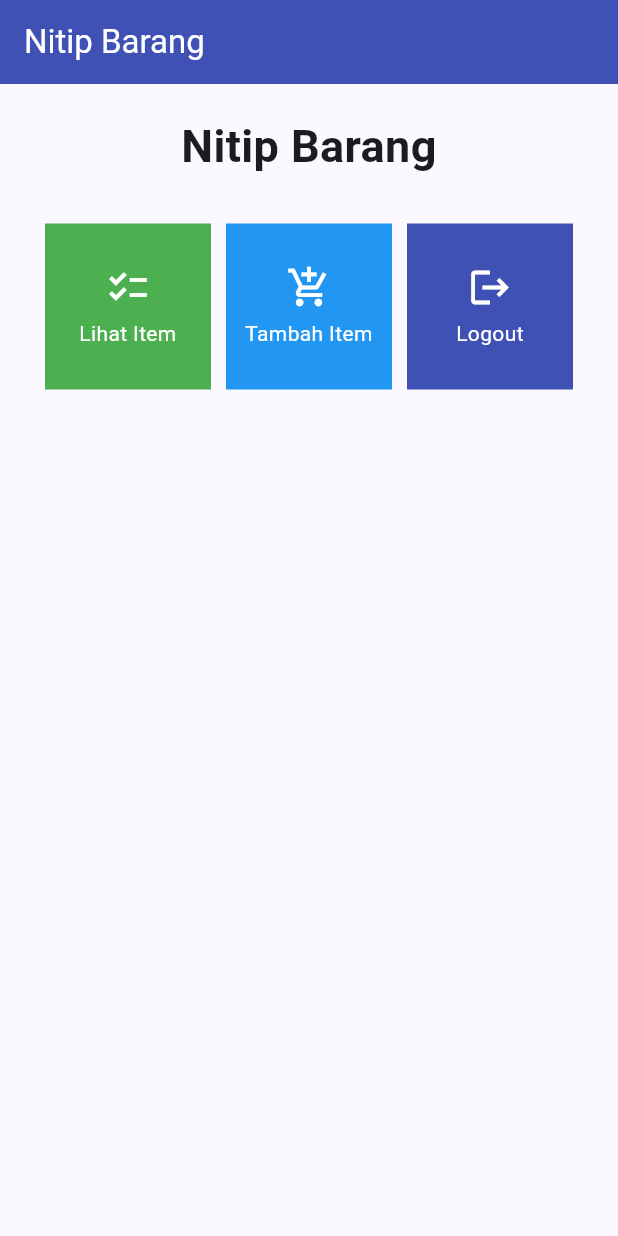
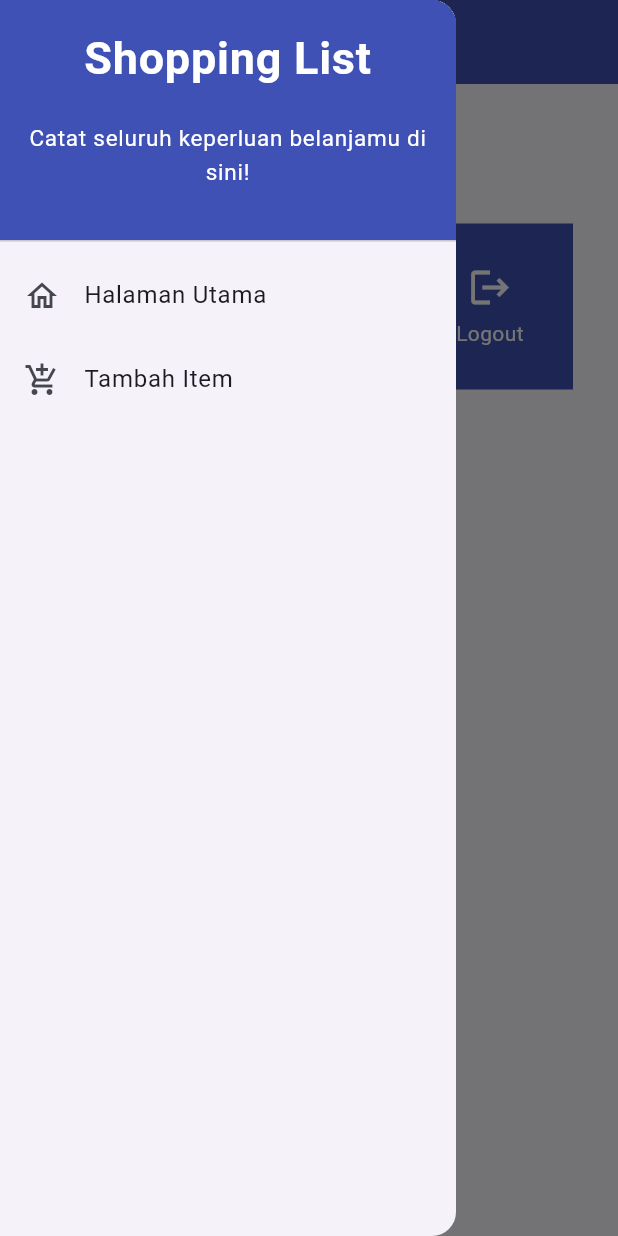
Before and after one commit to febrian-irv/nitip-barang-mobile, a Flutter app: the screen it shows after launch, with the side drawer open (before the commit the screen has no drawer), on a phone screen of 412 x 824 dp. Run offline on Flutter 3.47's test engine with Material 2 defaults, Android fonts, the phone set to English and light mode, and no system bars.

Commit message:
selesai tugas 8

```diff
--- a/lib/main.dart
+++ b/lib/main.dart
@@ -1,5 +1,5 @@
 import 'package:flutter/material.dart';
-import 'package:nitip_barang_mobile/menu.dart';
+import 'package:nitip_barang_mobile/screens/menu.dart';
 
 void main() {
   runApp(const MyApp());
--- a/lib/menu.dart
+++ b/lib/screens/menu.dart
@@ -1,4 +1,7 @@
 import 'package:flutter/material.dart';
+import 'package:nitip_barang_mobile/screens/form_nitip.dart';
+import 'package:nitip_barang_mobile/widgets/left_drawer.dart';
+import 'package:nitip_barang_mobile/widgets/shop_card.dart';
 
 class MyHomePage extends StatelessWidget {
   MyHomePage({Key? key}) : super(key: key);
@@ -28,6 +31,7 @@
             style: TextStyle(color: Colors.white),
           ),
         ),
+        drawer: const LeftDrawer(),
         body: SingleChildScrollView(
           // Widget wrapper yang dapat discroll
           child: Padding(
@@ -69,13 +73,6 @@
   }
 }
 
-class ShopItem {
-  final String name;
-  final IconData icon;
-  final Color color;
-
-  ShopItem(this.name, this.icon, this.color);
-}
 
 class ShopCard extends StatelessWidget {
   final ShopItem item;
@@ -94,6 +91,9 @@
             ..hideCurrentSnackBar()
             ..showSnackBar(SnackBar(
                 content: Text("Kamu telah menekan tombol ${item.name}")));
+                if (item.name == "Tambah Item") {
+                  Navigator.push(context, MaterialPageRoute(builder: (context) => ShopFormPage()),);
+                }
         },
         child: Container(
           // Container untuk menyimpan Icon dan Text
--- /dev/null
+++ b/lib/widgets/left_drawer.dart
@@ -0,0 +1,65 @@
+import 'package:flutter/material.dart';
+import 'package:nitip_barang_mobile/screens/menu.dart';
+import 'package:nitip_barang_mobile/screens/form_nitip.dart';
+
+class LeftDrawer extends StatelessWidget {
+  const LeftDrawer({super.key});
+
+  @override
+  Widget build(BuildContext context) {
+    return Drawer(
+      child: ListView(
+        children: [
+          const DrawerHeader(
+            decoration: BoxDecoration(
+              color: Colors.indigo,
+            ),
+            child: Column(
+              children: [
+                Text(
+                  'Shopping List',
+                  textAlign: TextAlign.center,
+                  style: TextStyle(
+                    fontSize: 30,
+                    fontWeight: FontWeight.bold,
+                    color: Colors.white,
+                  ),
+                ),
+                Padding(padding: EdgeInsets.all(10)),
+                Text("Catat seluruh keperluan belanjamu di sini!",
+                    style: TextStyle(
+                      fontSize: 15,
+                      color: Colors.white,
+                      fontWeight: FontWeight.normal,
+                    ),
+                    textAlign: TextAlign.center,
+                    ),
+              ],
+            ),
+          ),
+          ListTile(
+            leading: const Icon(Icons.home_outlined),
+            title: const Text('Halaman Utama'),
+            // Bagian redirection ke MyHomePage
+            onTap: () {
+              Navigator.pushReplacement(
+                  context,
+                  MaterialPageRoute(
+                    builder: (context) => MyHomePage(),
+                  ));
+            },
+          ),
+          ListTile(
+            leading: const Icon(Icons.add_shopping_cart),
+            title: const Text('Tambah Item'),
+            // Bagian redirection ke ShopFormPage
+            onTap: () {
+
+              Navigator.push(context, MaterialPageRoute(builder: (context) => ShopFormPage()),);
+            },
+          ),
+        ],
+      ),
+    );
+  }
+}
--- /dev/null
+++ b/lib/widgets/shop_card.dart
@@ -0,0 +1,9 @@
+import 'package:flutter/material.dart';
+
+class ShopItem {
+  final String name;
+  final IconData icon;
+  final Color color;
+
+  ShopItem(this.name, this.icon, this.color);
+}
```
Also changed, not shown: lib/screens/form_nitip.dart (added, +161 -0 lines), 1 other file.
